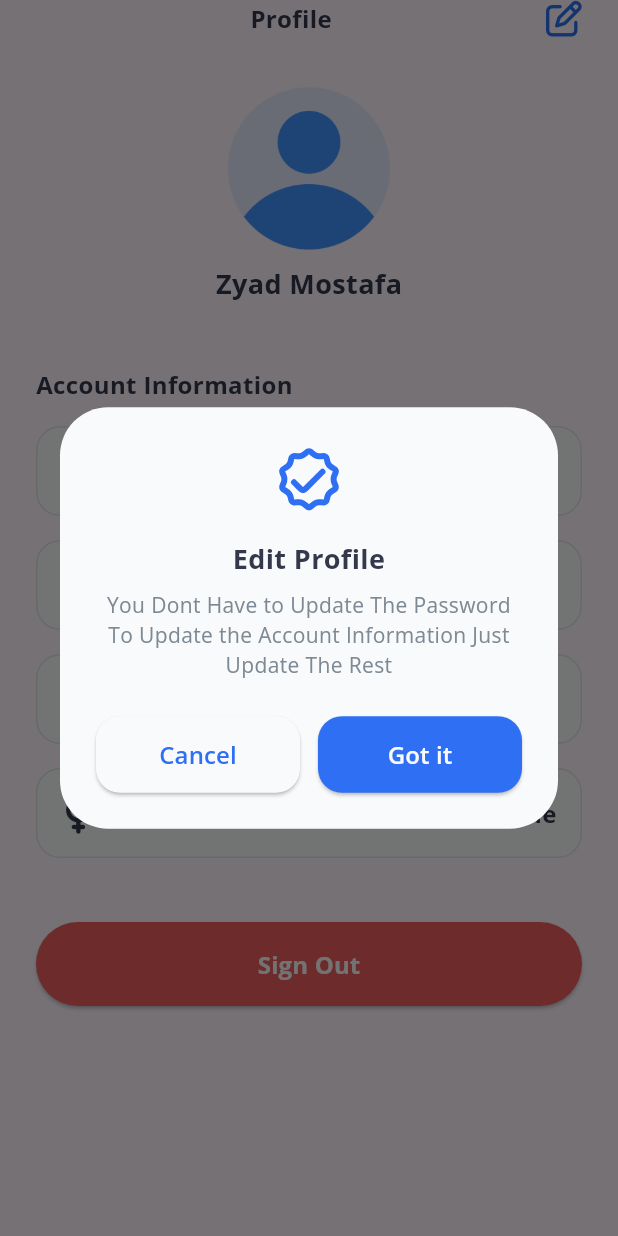
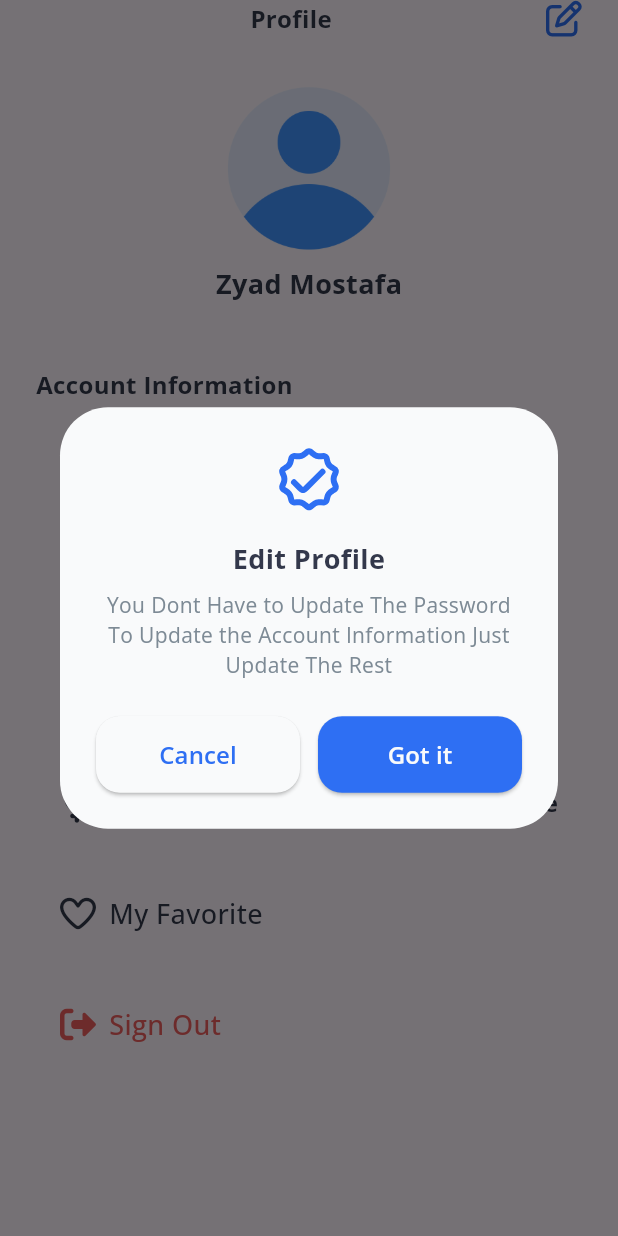
Before and after one commit to zyaddmostafa/MediLink, a Flutter app: the ProfileScreen screen opened directly, after a tap on an icon or button, on a phone screen of 412 x 824 dp. Run offline on Flutter 3.47's test engine with Material 3 defaults, Android fonts, the light colour scheme and no system bars; our stand-ins replace bloc, dio, firebase_core, firebase_messaging, flutter_bloc, flutter_local_notifications and 13 more; missing offline and left inert: flutter_inappwebview; accounts and stored records are empty; generated files the repository leaves out were written again; network calls fail.

Commit message:
Add ErrorStateWidget for consistent error handling across the app and make a retry button to refresh the conncetion

```diff
--- a/lib/core/api_helpers/api_error_handler.dart
+++ b/lib/core/api_helpers/api_error_handler.dart
@@ -7,7 +7,9 @@ class ApiErrorHandler {
     if (error is DioException) {
       switch (error.type) {
         case DioExceptionType.connectionError:
-          return ApiErrorModel(message: "Connection to server failed");
+          return ApiErrorModel(
+            message: "NO internet Connection Check your internet",
+          );
         case DioExceptionType.cancel:
           return ApiErrorModel(message: "Request to the server was cancelled");
         case DioExceptionType.connectionTimeout:
--- a/lib/core/api_helpers/api_result.dart
+++ b/lib/core/api_helpers/api_result.dart
@@ -4,9 +4,9 @@ class ApiResult<T> {
   ApiResult._();
   factory ApiResult.success(T data) = Success<T>;
   factory ApiResult.failure(ApiErrorModel e) = Failure<T>;
-  when({
-    required Function(T data) onSuccess,
-    required Function(ApiErrorModel error) onError,
+  R when<R>({
+    required R Function(T data) onSuccess,
+    required R Function(ApiErrorModel error) onError,
   }) {
     if (this is Success<T>) {
       return onSuccess((this as Success<T>).data);
--- a/lib/core/model/button_properties_model.dart
+++ b/lib/core/model/button_properties_model.dart
@@ -8,6 +8,7 @@ class ButtonPropertiesModel {
   final int? argument;
   final VoidCallback? onPressed;
   final bool? isLoading;
+  final double? verticalPadding;
 
   ButtonPropertiesModel({
     this.text,
@@ -17,6 +18,7 @@ class ButtonPropertiesModel {
     this.onPressedWithArgument,
     this.argument,
     this.isLoading = false,
+    this.verticalPadding,
   });
 
   ButtonPropertiesModel copyWith({
@@ -27,6 +29,7 @@ class ButtonPropertiesModel {
     int? argument,
     VoidCallback? onPressed,
     bool? isLoading,
+    double? verticalPadding,
   }) {
     return ButtonPropertiesModel(
       text: text ?? this.text,
@@ -37,6 +40,7 @@ class ButtonPropertiesModel {
       argument: argument ?? this.argument,
       onPressed: onPressed ?? this.onPressed,
       isLoading: isLoading ?? this.isLoading,
+      verticalPadding: verticalPadding ?? this.verticalPadding,
     );
   }
 }
--- a/lib/core/widgets/custom_elevated_button.dart
+++ b/lib/core/widgets/custom_elevated_button.dart
@@ -11,6 +11,9 @@ class CustomElevatedButton extends StatelessWidget {
   Widget build(BuildContext context) {
     return ElevatedButton(
       style: ElevatedButton.styleFrom(
+        padding: EdgeInsets.symmetric(
+          vertical: properties.verticalPadding ?? 0,
+        ),
         minimumSize: const Size(double.infinity, 56),
         shape: RoundedRectangleBorder(borderRadius: BorderRadius.circular(32)),
         backgroundColor: properties.backgroundColor ?? AppColor.primary,
--- a/lib/core/widgets/custom_text_from_field.dart
+++ b/lib/core/widgets/custom_text_from_field.dart
@@ -28,10 +28,10 @@ class CustomTextFormField extends StatelessWidget {
       decoration: InputDecoration(
         border: OutlineInputBorder(
           borderRadius: BorderRadius.circular(16),
-          borderSide: const BorderSide(color: AppColor.grey),
+          borderSide: const BorderSide(color: AppColor.blueGrey),
         ),
         enabledBorder: OutlineInputBorder(
-          borderSide: const BorderSide(color: AppColor.grey),
+          borderSide: const BorderSide(color: AppColor.blueGrey),
           borderRadius: BorderRadius.circular(16),
         ),
         focusedBorder: OutlineInputBorder(
--- a/lib/feature/booking/presentation/cubit/booking_appointment_state.dart
+++ b/lib/feature/booking/presentation/cubit/booking_appointment_state.dart
@@ -25,8 +25,8 @@ final class GetStoredAppointmentsSuccess extends BookingAppointmentState {
 }
 
 final class GetStoredAppointmentsFailure extends BookingAppointmentState {
-  final String errorMessage;
-  GetStoredAppointmentsFailure(this.errorMessage);
+  final ApiErrorModel error;
+  GetStoredAppointmentsFailure(this.error);
 }
 
 final class CancelAppointmentLoading extends BookingAppointmentState {}
--- a/lib/feature/home/presentation/screens/doctors_by_category_screen.dart
+++ b/lib/feature/home/presentation/screens/doctors_by_category_screen.dart
@@ -6,6 +6,7 @@ import '../../../../core/helpers/dummy_doctor_list_data.dart';
 import '../../../../core/helpers/spacing.dart';
 import '../../../../core/theme/app_text_styles.dart';
 import '../../../../core/widgets/custom_app_bar.dart';
+import '../../../../core/widgets/error_state_widget.dart';
 import '../../data/model/category_model.dart';
 import '../cubit/home_cubit.dart';
 import '../widgets/doctors/doctors_list_view.dart';
@@ -68,7 +69,10 @@ Widget _doctorsListViewBlocBuilder(BuildContext context) {
           ),
         );
       } else if (state is DoctorsByCategoryError) {
-        return const Center(child: Text('Error fetching doctors'));
+        return ErrorStateWidget(
+          errorMessage: state.error.message,
+          errorMessages: state.error.errors ?? {},
+        );
       }
       return const SizedBox.shrink();
     },
--- a/lib/feature/home/presentation/widgets/categories/categories_grid_view.dart
+++ b/lib/feature/home/presentation/widgets/categories/categories_grid_view.dart
@@ -21,7 +21,7 @@ class CategoriesGridView extends StatelessWidget {
         itemCount: DoctorsHelpers.getPopularCategories().length,
         itemBuilder: (context, index) {
           final category = DoctorsHelpers.getPopularCategories()[index];
-          return RepaintBoundary(child: CategoriesGridItem(category: category));
+          return CategoriesGridItem(category: category);
         },
       ),
     );
--- a/lib/feature/home/presentation/widgets/doctor_info/doctor_bottom_sheet_bloc_builder.dart
+++ b/lib/feature/home/presentation/widgets/doctor_info/doctor_bottom_sheet_bloc_builder.dart
@@ -2,6 +2,7 @@ import 'package:flutter/material.dart';
 import 'package:flutter_bloc/flutter_bloc.dart';
 
 import '../../../../../core/theme/app_color.dart';
+import '../../../../../core/widgets/error_state_widget.dart';
 import '../../../data/model/doctor_model.dart';
 import '../../cubit/home_cubit.dart';
 import 'doctor_info_bottom_sheet.dart';
@@ -45,8 +46,9 @@ class DoctorBottomSheetBlocBuilder extends StatelessWidget {
                 ),
               ),
             ),
-            child: Center(
-              child: Text('Error: ${state.error.message ?? 'Unknown error'}'),
+            child: ErrorStateWidget(
+              errorMessage: state.error.message,
+              errorMessages: state.error.errors ?? {},
             ),
           );
         } else if (state is DoctorByIdSuccess) {
--- a/lib/feature/home/presentation/widgets/doctors/doctors_card.dart
+++ b/lib/feature/home/presentation/widgets/doctors/doctors_card.dart
@@ -39,9 +39,9 @@ class _DoctorsCardState extends State<DoctorsCard> {
     return Container(
       padding: const EdgeInsets.all(16),
       decoration: BoxDecoration(
-        color: AppColor.white,
+        color: AppColor.lightGrey,
         borderRadius: BorderRadius.circular(16),
-        border: Border.all(color: AppColor.grey.withValues(alpha: .2)),
+        border: Border.all(color: AppColor.blueGrey),
       ),
       child: Column(
         children: [
--- a/lib/feature/profile/presentation/screens/profile_screen.dart
+++ b/lib/feature/profile/presentation/screens/profile_screen.dart
@@ -1,9 +1,6 @@
 import 'package:flutter/material.dart';
 
 import '../../../../core/helpers/spacing.dart';
-import '../../../../core/model/button_properties_model.dart';
-import '../../../../core/theme/app_color.dart';
-import '../../../../core/widgets/custom_elevated_button.dart';
 import '../widgets/account_info.dart';
 import '../widgets/profile_screen_header.dart';
 import '../widgets/user_image_and_name.dart';
@@ -24,17 +21,6 @@ class ProfileScreen extends StatelessWidget {
               const UserImageAndName(),
               verticalSpacing(42),
               const AccountInfo(),
-              CustomElevatedButton(
-                properties: ButtonPropertiesModel(
-                  text: 'Sign Out',
-                  textColor: AppColor.white,
-                  backgroundColor: AppColor.red,
-
-                  onPressed: () {
-                    // Handle sign out logic
-                  },
-                ),
-              ),
             ],
           ),
         ),
--- a/lib/feature/profile/presentation/widgets/account_info.dart
+++ b/lib/feature/profile/presentation/widgets/account_info.dart
@@ -1,7 +1,10 @@
 import 'package:flutter/material.dart';
 import 'package:font_awesome_flutter/font_awesome_flutter.dart';
 
+import '../../../../core/helpers/extentions.dart';
 import '../../../../core/helpers/spacing.dart';
+import '../../../../core/routing/routes.dart';
+import '../../../../core/theme/app_color.dart';
 import '../../../../core/theme/app_text_styles.dart';
 import 'account_info_item.dart';
 
@@ -15,35 +18,46 @@ class AccountInfo extends StatelessWidget {
       children: [
         Text('Account Information', style: AppTextStyles.font16Bold),
         verticalSpacing(16),
-        const Column(
+        Column(
           spacing: 16,
           children: [
-            AccountInfoItem(
+            const AccountInfoItem(
               title: 'Name',
               value: 'Zyad Mostafa',
               icon: Icons.person,
             ),
 
-            AccountInfoItem(
+            const AccountInfoItem(
               title: 'Email',
               value: 'zyadmostafa@gmail.com',
               icon: Icons.email,
             ),
 
-            AccountInfoItem(
+            const AccountInfoItem(
               title: 'Phone',
               value: '+1234567890',
               icon: Icons.phone,
             ),
 
-            AccountInfoItem(
+            const AccountInfoItem(
               title: 'Gender',
               value: 'Male',
               icon: FontAwesomeIcons.marsAndVenus,
             ),
+
+            AccountInfoItem(
+              title: 'My Favorite',
+              icon: FontAwesomeIcons.heart,
+              onTap: () => context.pushNamed(Routes.favoriteScreen),
+            ),
+            const AccountInfoItem(
+              title: 'Sign Out',
+              icon: FontAwesomeIcons.signOutAlt,
+              iconColor: AppColor.red,
+              textColor: AppColor.red,
+            ),
           ],
         ),
-        verticalSpacing(42),
       ],
     );
   }
--- a/lib/feature/profile/presentation/widgets/account_info_item.dart
+++ b/lib/feature/profile/presentation/widgets/account_info_item.dart
@@ -6,36 +6,41 @@ import '../../../../core/theme/app_text_styles.dart';
 
 class AccountInfoItem extends StatelessWidget {
   final String title;
-  final String value;
+  final String? value;
   final IconData icon;
-
+  final Color iconColor;
+  final Color textColor;
+  final VoidCallback? onTap;
   const AccountInfoItem({
     super.key,
     required this.title,
-    required this.value,
+    this.value,
     required this.icon,
+    this.iconColor = AppColor.black,
+    this.textColor = AppColor.black,
+    this.onTap,
   });
 
   @override
   Widget build(BuildContext context) {
-    return Container(
+    return Padding(
       padding: const EdgeInsets.all(16),
-      decoration: BoxDecoration(
-        color: AppColor.white,
-        borderRadius: BorderRadius.circular(16),
-        border: Border.all(color: AppColor.grey.withValues(alpha: .2)),
-      ),
+      child: InkWell(
+        onTap: onTap,
         child: Row(
           children: [
-          Icon(icon, color: AppColor.black, size: 24),
+            Icon(icon, color: iconColor, size: 24),
             horizontalSpacing(8),
             Text(
               title,
-            style: AppTextStyles.font18Medium.copyWith(color: AppColor.black),
+              style: AppTextStyles.font18Medium.copyWith(color: textColor),
             ),
             const Spacer(),
-          Text(value, style: AppTextStyles.font16Bold),
+            value != null
+                ? Text(value!, style: AppTextStyles.font16Bold)
+                : const SizedBox.shrink(),
           ],
+        ),
       ),
     );
   }
--- a/lib/feature/profile/presentation/widgets/profile_screen_header.dart
+++ b/lib/feature/profile/presentation/widgets/profile_screen_header.dart
@@ -29,7 +29,6 @@ class ProfileSreenHeader extends StatelessWidget {
               message:
                   'You Dont Have to Update The Password To Update the Account Information Just Update The Rest',
               onConfirm: () {
-                context.pop();
                 context.pushNamed(Routes.editProfileScreen);
               },
             );
```
Also changed, not shown: lib/core/api_helpers/dio_factory.dart (+1 -1 lines), lib/core/widgets/error_state_widget.dart (added, +45 -0 lines), lib/feature/booking/presentation/cubit/booking_appointment_cubit.dart (+2 -6 lines), lib/feature/booking/presentation/widget/appointment_tab_bar_body.dart (+7 -1 lines), lib/feature/home/presentation/screens/search_screen.dart (+12 -16 lines), lib/feature/home/presentation/widgets/doctors/doctors_section.dart (+8 -8 lines). Lines whose indentation alone changed are shown as unchanged.
